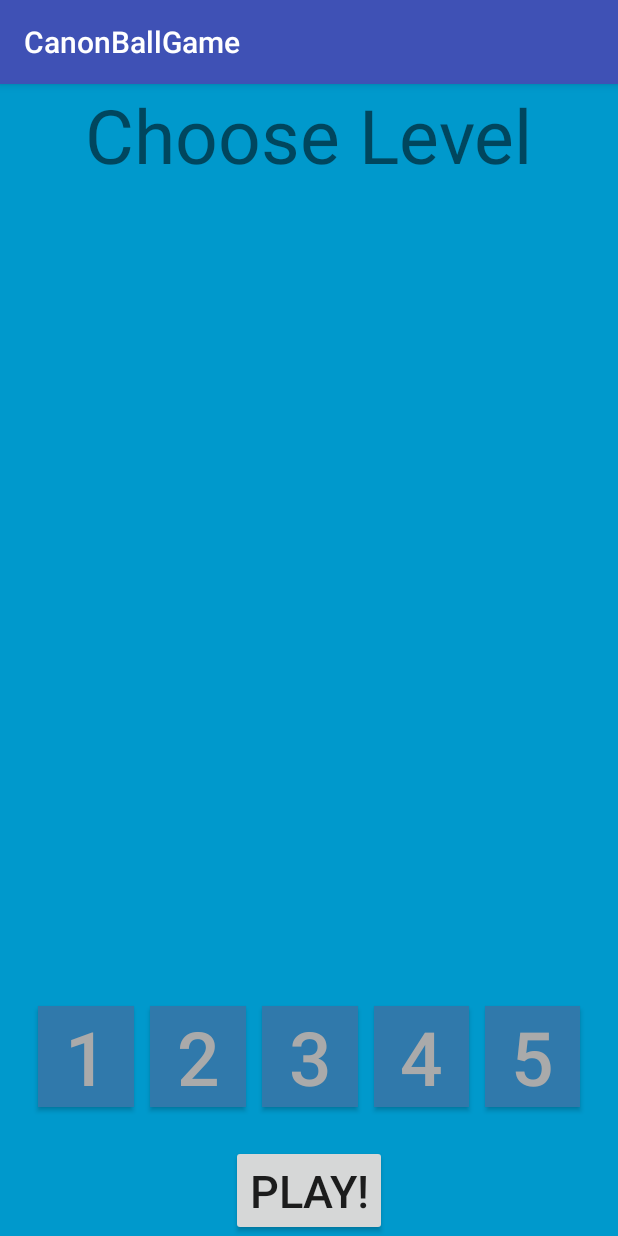
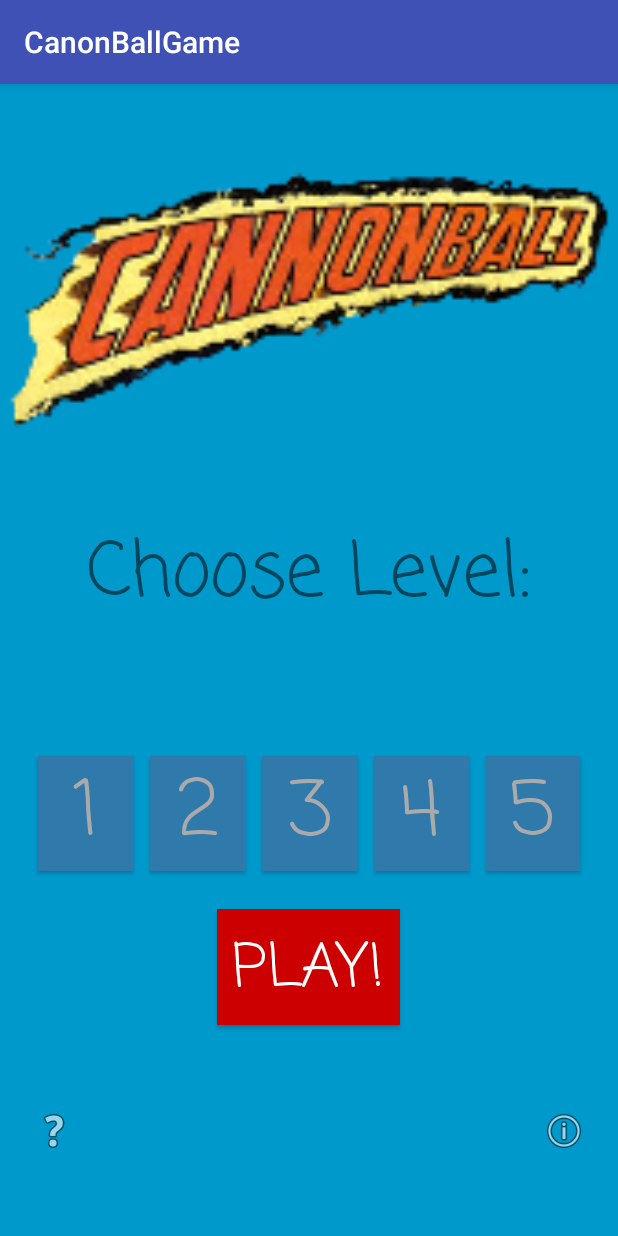
Before and after one commit to codelikeleon/CannonBallGame, an Android app: the screen it shows after launch (MainMenu), on a phone screen of 412 x 824 dp. Run offline under Robolectric (Android 15) with nearby library versions, the phone set to English and light mode, and no system bars.

Commit message:
Finished main menu Layout

```diff
--- a/app/src/main/res/layout/activity_main_menu.xml
+++ b/app/src/main/res/layout/activity_main_menu.xml
@@ -9,6 +9,7 @@
          is needed to present your content, e.g. VideoView, SurfaceView,
          TextureView, etc. -->
 <RelativeLayout xmlns:android="http://schemas.android.com/apk/res/android"
+    xmlns:app="http://schemas.android.com/apk/res-auto"
     android:layout_height="fill_parent"
     android:layout_width="fill_parent">
 
@@ -16,16 +17,25 @@
         android:layout_width="match_parent"
         android:layout_height="match_parent"
         android:background="#0099cc"
-        android:orientation="vertical">
+        android:orientation="vertical"
+        android:weightSum="1">
+
+        <ImageView
+            android:layout_width="match_parent"
+            android:layout_height="64dp"
+            android:layout_gravity="center"
+            app:srcCompat="@drawable/Cannonball_logo"
+            android:layout_weight="0.6" />
 
         <TextView
             android:id="@+id/textView"
             android:layout_width="wrap_content"
-            android:layout_height="wrap_content"
+            android:layout_height="74dp"
             android:layout_gravity="center"
-            android:layout_weight="1"
-            android:text="@string/level_header"
-            android:textSize="50sp" />
+            android:fontFamily="casual"
+            android:text="@string/menu_level_header"
+            android:textSize="50sp"
+            android:layout_weight="0.16" />
 
         <RadioGroup
             android:id="@+id/menu_toggle_btn_group"
@@ -41,9 +51,10 @@
                 android:layout_gravity="center"
                 android:layout_margin="5dp"
                 android:layout_weight="1"
+                android:background="#3079ab"
+                android:fontFamily="casual"
                 android:onClick="onToggle"
                 android:textColor="@android:color/darker_gray"
-                android:background="#3079ab"
                 android:textOff="@string/menu_level_1_btn"
                 android:textOn="@string/menu_level_1_btn"
                 android:textSize="50sp" />
@@ -55,9 +66,10 @@
                 android:layout_gravity="center"
                 android:layout_margin="5dp"
                 android:layout_weight="1"
+                android:background="#3079ab"
+                android:fontFamily="casual"
                 android:onClick="onToggle"
                 android:textColor="@android:color/darker_gray"
-                android:background="#3079ab"
                 android:textOff="@string/menu_level_2_btn"
                 android:textOn="@string/menu_level_2_btn"
                 android:textSize="50sp" />
@@ -69,9 +81,10 @@
                 android:layout_gravity="center"
                 android:layout_margin="5dp"
                 android:layout_weight="1"
+                android:background="#3079ab"
+                android:fontFamily="casual"
                 android:onClick="onToggle"
                 android:textColor="@android:color/darker_gray"
-                android:background="#3079ab"
                 android:textOff="@string/menu_level_3_btn"
                 android:textOn="@string/menu_level_3_btn"
                 android:textSize="50sp" />
@@ -83,9 +96,10 @@
                 android:layout_gravity="center"
                 android:layout_margin="5dp"
                 android:layout_weight="1"
+                android:background="#3079ab"
+                android:fontFamily="casual"
                 android:onClick="onToggle"
                 android:textColor="@android:color/darker_gray"
-                android:background="#3079ab"
                 android:textOff="@string/menu_level_4_btn"
                 android:textOn="@string/menu_level_4_btn"
                 android:textSize="50sp" />
@@ -97,9 +111,10 @@
                 android:layout_gravity="center"
                 android:layout_margin="5dp"
                 android:layout_weight="1"
+                android:background="#3079ab"
+                android:fontFamily="casual"
                 android:onClick="onToggle"
                 android:textColor="@android:color/darker_gray"
-                android:background="#3079ab"
                 android:textOff="@string/menu_level_5_btn"
                 android:textOn="@string/menu_level_5_btn"
                 android:textSize="50sp" />
@@ -107,10 +122,46 @@
 
         <Button
             android:layout_width="wrap_content"
-            android:layout_height="wrap_content"
+            android:layout_height="77dp"
             android:layout_gravity="center"
-            android:text="@string/mainmenu_play_btn"
-            android:textSize="30sp" />
+            android:background="@android:color/holo_red_dark"
+            android:fontFamily="casual"
+            android:padding="10dp"
+            android:text="@string/menu_play_btn"
+            android:textAlignment="center"
+            android:textColor="@android:color/background_light"
+            android:textSize="40sp" />
+
+        <RelativeLayout
+            android:layout_width="match_parent"
+            android:layout_height="50dp"
+            android:layout_weight="0.24">
+
+            <ImageButton
+                android:id="@+id/imageButton9"
+                android:layout_width="wrap_content"
+                android:layout_height="wrap_content"
+                android:layout_alignParentEnd="true"
+                android:background="#0099cc"
+                app:srcCompat="@android:drawable/ic_menu_info_details"
+                android:layout_marginLeft="20dp"
+                android:layout_marginRight="20dp"
+                android:layout_alignParentTop="true"
+                android:layout_alignParentBottom="true" />
+
+            <ImageButton
+                android:id="@+id/imageButton10"
+                android:layout_width="wrap_content"
+                android:layout_height="wrap_content"
+                android:layout_alignParentStart="true"
+                android:background="#0099cc"
+                app:srcCompat="@android:drawable/ic_menu_help"
+                android:layout_marginLeft="20dp"
+                android:layout_marginRight="20dp"
+                android:layout_alignParentTop="true"
+                android:layout_alignParentBottom="true" />
+        </RelativeLayout>
+
     </LinearLayout>
 </RelativeLayout>
     <!-- This FrameLayout insets its children based on system windows using
--- a/app/src/main/res/values/colors.xml
+++ b/app/src/main/res/values/colors.xml
@@ -1,7 +1,7 @@
 <?xml version="1.0" encoding="utf-8"?>
 <resources>
-    <color name="colorPrimary">#3F51B5</color>
-    <color name="colorPrimaryDark">#303F9F</color>
+    <color name="colorPrimary">#3f51b5</color>
+    <color name="colorPrimaryDark">#303f9f</color>
     <color name="colorAccent">#FF4081</color>
 
     <color name="black_overlay">#66000000</color>
--- a/app/src/main/res/values/strings.xml
+++ b/app/src/main/res/values/strings.xml
@@ -9,8 +9,8 @@
     <string name="menu_level_4_btn">4</string>
     <string name="menu_level_5_btn">5</string>
     <string name="menu_options_btn">Options</string>
-    <string name="dummy_button">Dummy Button</string>
-    <string name="dummy_content">Canon\nBallsack</string>
+    <string name="menu_level_header">Choose Level:</string>
+    <string name="menu_play_btn">Play!</string>
 
     <!-- Options Menu -->
     <string name="ops_about_btn">About</string>
@@ -19,7 +19,6 @@
     <!-- Game mechanics -->
     <string name="game_score_label">Score</string>
     <string name="game_score">0</string>
-    <string name="level_header">Choose Level</string>
-    <string name="mainmenu_play_btn">Play!</string>
+
 
 </resources>
```
Also changed, not shown: app/src/main/res/drawable-xxhdpi/Cannonball_logo.png (added).
